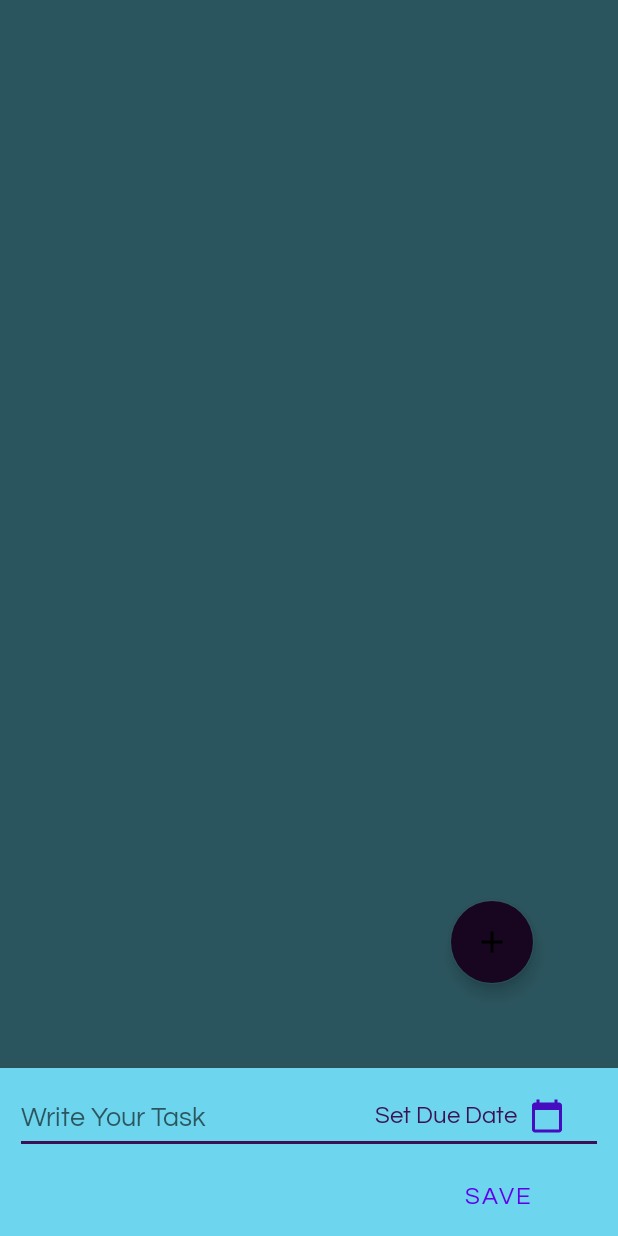
After one commit to anika235/EventGo, an Android app: the fragment AddnewTask placed in its activity, on a phone screen of 412 x 824 dp. The commit adds this screen. Run offline under Robolectric (Android 15) with nearby library versions, the phone set to English and light mode, and no system bars; our stand-ins replace Firebase (no records; nobody signed in at launch, a user with empty details on screens opened directly).

Commit message:
checklist add

```diff
--- /dev/null
+++ b/app/src/main/java/com/example/eventgo/AddnewTask.java
@@ -0,0 +1,156 @@
+package com.example.eventgo;
+
+import android.app.Activity;
+import android.app.DatePickerDialog;
+import android.content.Context;
+import android.content.DialogInterface;
+import android.graphics.Color;
+import android.os.Bundle;
+import android.text.Editable;
+import android.text.TextWatcher;
+import android.view.LayoutInflater;
+import android.view.View;
+import android.view.ViewGroup;
+import android.widget.Button;
+import android.widget.DatePicker;
+import android.widget.EditText;
+import android.widget.TextView;
+import android.widget.Toast;
+
+import androidx.annotation.NonNull;
+import androidx.annotation.Nullable;
+
+import com.google.android.gms.tasks.OnCompleteListener;
+import com.google.android.gms.tasks.OnFailureListener;
+import com.google.android.gms.tasks.Task;
+import com.google.android.material.bottomsheet.BottomSheetDialogFragment;
+import com.google.firebase.auth.FirebaseAuth;
+import com.google.firebase.database.FirebaseDatabase;
+
+import java.util.Calendar;
+import java.util.HashMap;
+import java.util.Map;
+import java.util.Objects;
+
+public class AddnewTask extends BottomSheetDialogFragment {
+
+    public static final String TAG = "AddnewTask";
+    private TextView setDueDate;
+    private EditText taskEdit;
+    private Button Savebtn;
+    private FirebaseDatabase database;
+    private Context context;
+    private String dueDate = "";
+    private String code;
+
+    public  static AddnewTask newInstance(){
+        return new AddnewTask();
+    }
+
+    @Nullable
+    @Override
+    public View onCreateView(@NonNull LayoutInflater inflater, @Nullable ViewGroup container, @Nullable Bundle savedInstanceState) {
+        return inflater.inflate(R.layout.add_new_task,container, false );
+    }
+
+    @Override
+    public void onViewCreated(@NonNull View view, @Nullable Bundle savedInstanceState) {
+        super.onViewCreated(view, savedInstanceState);
+        setDueDate = view.findViewById(R.id.set_due_tv);
+        taskEdit = view.findViewById(R.id.task_edittext);
+        Savebtn = view.findViewById(R.id.savetask);
+
+        database = FirebaseDatabase.getInstance();
+
+        taskEdit.addTextChangedListener(new TextWatcher() {
+            @Override
+            public void beforeTextChanged(CharSequence charSequence, int i, int i1, int i2) {
+
+            }
+
+            @Override
+            public void onTextChanged(CharSequence charSequence, int i, int i1, int i2) {
+                if(charSequence.toString().equals("")){
+                    Savebtn.setEnabled(false);
+                    Savebtn.setBackgroundColor(Color.GRAY);
+                }else{
+                    Savebtn.setEnabled(true);
+                    Savebtn.setBackgroundColor(getResources().getColor(R.color.color3));
+                }
+
+            }
+            @Override
+            public void afterTextChanged(Editable editable) {
+
+            }
+        });
+
+        setDueDate.setOnClickListener(new View.OnClickListener() {
+            @Override
+            public void onClick(View view) {
+                Calendar calendar = Calendar.getInstance();
+                int MONTH = calendar.get(Calendar.MONTH);
+                int YEAR = calendar.get(Calendar.YEAR);
+                int DAY = calendar.get(Calendar.DATE);
+
+                DatePickerDialog datePickerDialog = new DatePickerDialog(context, new DatePickerDialog.OnDateSetListener() {
+                    @Override
+                    public void onDateSet(DatePicker datePicker, int year, int month, int dayofmonth) {
+                        month = month +1;
+                        setDueDate.setText(dayofmonth + "/" + month +  "/" + year);
+                        dueDate = dayofmonth + "/" + month +  "/" + year;
+                    }
+                },YEAR, MONTH, DAY);
+                datePickerDialog.show();
+            }
+        });
+        Savebtn.setOnClickListener(new View.OnClickListener() {
+            @Override
+            public void onClick(View view) {
+                String task = taskEdit.getText().toString();
+                if(task.isEmpty()){
+                    Toast.makeText(context, "Empty task not allowed!!", Toast.LENGTH_SHORT).show();
+                }
+                else
+                {
+                    Map<String, Object> taskMAp = new HashMap<>();
+                    taskMAp.put("task", task);
+                    taskMAp.put("due", dueDate);
+                    taskMAp.put("status", 0);
+                    database.getInstance().getReference("Users").child(Objects.requireNonNull(FirebaseAuth.getInstance().getCurrentUser()).getUid()).child("Checklist").setValue(taskMAp).addOnCompleteListener(new OnCompleteListener<Void>() {
+                        @Override
+                        public void onComplete(@NonNull Task<Void> task) {
+                            if(task.isSuccessful()){
+                                Toast.makeText(context, "Task saved", Toast.LENGTH_SHORT).show();
+                            }else
+                            {
+                                Toast.makeText(context, task.getException().getMessage(), Toast.LENGTH_SHORT).show();
+                            }
+                        }
+                    }).addOnFailureListener(new OnFailureListener() {
+                        @Override
+                        public void onFailure(@NonNull Exception e) {
+                            Toast.makeText(context, e.getMessage(), Toast.LENGTH_SHORT).show();
+                        }
+                    });
+                    dismiss();
+                }
+            }
+        });
+    }
+
+    @Override
+    public void onAttach(@NonNull Context context) {
+        super.onAttach(context);
+        this.context = context;
+    }
+
+    @Override
+    public void onDismiss(@NonNull DialogInterface dialog) {
+        super.onDismiss(dialog);
+        Activity activity = getActivity();
+        if(activity instanceof OnDialogCloseListener){
+            ((OnDialogCloseListener)activity).OnDialogClose(dialog);
+        }
+    }
+}
--- /dev/null
+++ b/app/src/main/java/com/example/eventgo/OnDialogCloseListener.java
@@ -0,0 +1,9 @@
+package com.example.eventgo;
+
+import android.content.DialogInterface;
+
+public interface OnDialogCloseListener {
+    void OnDialogClose(DialogInterface dialofInterface);
+
+
+}
--- a/app/src/main/java/com/example/eventgo/adaptercardview.java
+++ b/app/src/main/java/com/example/eventgo/adaptercardview.java
@@ -54,7 +54,7 @@ public class adaptercardview extends RecyclerView.Adapter<adaptercardview.myview
         holder.eventdate.setText(c.getDate());
         Glide.with(context).load(c.getImage()).into(holder.eventImage);
 
-        holder.eventname.setOnClickListener(new View.OnClickListener() {
+        holder.eventImage.setOnClickListener(new View.OnClickListener() {
             @Override
             public void onClick(View view) {
                 Intent intent = new Intent(context, CurrentView.class);
--- /dev/null
+++ b/app/src/main/java/com/example/eventgo/checklistActivity.java
@@ -0,0 +1,39 @@
+package com.example.eventgo;
+
+import androidx.appcompat.app.AppCompatActivity;
+import androidx.recyclerview.widget.LinearLayoutManager;
+import androidx.recyclerview.widget.RecyclerView;
+
+import android.os.Bundle;
+import android.view.View;
+
+import com.google.android.material.floatingactionbutton.FloatingActionButton;
+
+public class checklistActivity extends AppCompatActivity {
+
+    private RecyclerView recyclerView;
+    String code;
+    private FloatingActionButton mFab;
+
+    @Override
+    protected void onCreate(Bundle savedInstanceState) {
+        super.onCreate(savedInstanceState);
+        setContentView(R.layout.activity_checklist);
+
+        recyclerView = findViewById(R.id.checklist);
+        mFab = findViewById(R.id.floatingActionButton);
+
+        recyclerView.setHasFixedSize(true);
+        recyclerView.setLayoutManager(new LinearLayoutManager(checklistActivity.this));
+
+        mFab.setOnClickListener(new View.OnClickListener() {
+            @Override
+            public void onClick(View view) {
+                code = getIntent().getStringExtra("Event key");
+
+                AddnewTask.newInstance().show(getSupportFragmentManager(), AddnewTask.TAG);
+            }
+        });
+
+    }
+}
--- /dev/null
+++ b/app/src/main/res/drawable/add.xml
@@ -0,0 +1,5 @@
+<vector android:height="24dp" android:tint="@color/color2"
+    android:viewportHeight="24" android:viewportWidth="24"
+    android:width="24dp" xmlns:android="http://schemas.android.com/apk/res/android">
+    <path android:fillColor="@color/color2" android:pathData="M19,13h-6v6h-2v-6H5v-2h6V5h2v6h6v2z"/>
+</vector>
--- /dev/null
+++ b/app/src/main/res/layout/activity_checklist.xml
@@ -0,0 +1,25 @@
+<?xml version="1.0" encoding="utf-8"?>
+<RelativeLayout xmlns:android="http://schemas.android.com/apk/res/android"
+    xmlns:app="http://schemas.android.com/apk/res-auto"
+    xmlns:tools="http://schemas.android.com/tools"
+    android:layout_width="match_parent"
+    android:layout_height="match_parent"
+    android:background="@color/color2"
+    tools:context=".checklistActivity">
+
+    <androidx.recyclerview.widget.RecyclerView
+        android:id="@+id/checklist"
+        android:layout_width="match_parent"
+        android:layout_height="match_parent" />
+
+    <com.google.android.material.floatingactionbutton.FloatingActionButton
+        android:id="@+id/floatingActionButton"
+        android:layout_width="wrap_content"
+        android:layout_height="wrap_content"
+        android:layout_marginTop="600dp"
+        android:layout_marginLeft="300dp"
+        android:clickable="true"
+        app:backgroundTint="@color/color2"
+        android:backgroundTint="@color/color3"
+        app:srcCompat="@drawable/add" />
+</RelativeLayout>
--- a/app/src/main/res/layout/activity_current_view.xml
+++ b/app/src/main/res/layout/activity_current_view.xml
@@ -47,7 +47,7 @@
 
 
     <ImageView
-        android:id="@+id/checklist"
+        android:id="@+id/checklistphoto"
         android:layout_width="116dp"
         android:layout_height="98dp"
         android:layout_marginStart="30dp"
--- /dev/null
+++ b/app/src/main/res/layout/add_new_task.xml
@@ -0,0 +1,45 @@
+<?xml version="1.0" encoding="utf-8"?>
+<RelativeLayout xmlns:android="http://schemas.android.com/apk/res/android"
+    android:layout_width="match_parent"
+    android:layout_height="match_parent"
+    android:background="@color/color2"
+    xmlns:tools="http://schemas.android.com/tools"
+    tools:context=".AddnewTask">
+
+    <EditText
+        android:id="@+id/task_edittext"
+        android:layout_width="match_parent"
+        android:layout_height="wrap_content"
+        android:layout_marginStart="10dp"
+        android:layout_marginTop="10dp"
+        android:layout_marginEnd="10dp"
+        android:layout_marginBottom="10dp"
+        android:backgroundTint="@color/color3"
+        android:hint="Write Your Task" />
+
+    <TextView
+        android:layout_width="wrap_content"
+        android:layout_height="wrap_content"
+        android:id="@+id/set_due_tv"
+        android:text="Set Due Date"
+        android:textColor="@color/color3"
+        android:layout_marginLeft="250dp"
+        android:layout_marginTop="20dp"
+        android:textSize="16dp"
+        android:drawableRight="@drawable/calendar_focused"
+        android:drawablePadding="8dp"/>
+
+    <com.google.android.material.button.MaterialButton
+        android:id="@+id/savetask"
+        android:layout_width="wrap_content"
+        android:layout_height="wrap_content"
+        android:layout_marginStart="300dp"
+        android:layout_marginTop="60dp"
+        android:padding="8dp"
+        android:text="Save"
+        android:background="@color/color3"
+        android:backgroundTint="@color/color3"
+        android:textSize="16dp" />
+
+
+</RelativeLayout>
--- a/app/src/main/res/layout/item.xml
+++ b/app/src/main/res/layout/item.xml
@@ -9,8 +9,7 @@
     android:layout_margin="16dp">
     <RelativeLayout
         android:layout_width="match_parent"
-        android:layout_height="wrap_content"
-        android:background="@color/color2">
+        android:layout_height="wrap_content">
 
 
         <ImageView
```
Also changed, not shown: app/src/main/AndroidManifest.xml (+7 -0 lines), app/src/main/java/com/example/eventgo/CurrentView.java (+18 -0 lines), app/src/main/java/com/example/eventgo/Model/ToDoModel.java (added, +18 -0 lines), app/src/main/res/layout/activity_add_location.xml (+6 -9 lines), app/src/main/res/layout/list_task.xml (added, +43 -0 lines), 150 other files.
